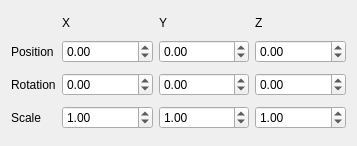
kevinortegren/zombieshroom, file RootTools/Treenity/UI/TransformComponent.ui: the form before one commit.
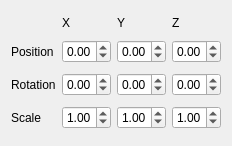
The form after the commit.

The edit to the form file:
```diff
--- a/RootTools/Treenity/UI/TransformComponent.ui
+++ b/RootTools/Treenity/UI/TransformComponent.ui
@@ -6,12 +6,12 @@
    <rect>
     <x>0</x>
     <y>0</y>
-    <width>357</width>
+    <width>232</width>
     <height>146</height>
    </rect>
   </property>
   <property name="sizePolicy">
-   <sizepolicy hsizetype="Minimum" vsizetype="Minimum">
+   <sizepolicy hsizetype="Preferred" vsizetype="Preferred">
     <horstretch>0</horstretch>
     <verstretch>0</verstretch>
    </sizepolicy>
```
